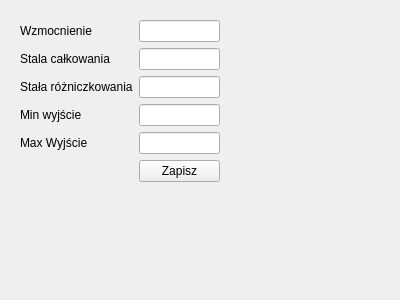
First picture: the form in pidwidget.ui, repository dffdgdd5/Projekt-PK_Sem3-4-QT, before the edit.
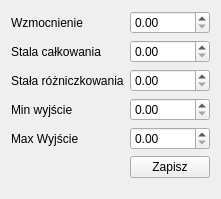
Second picture: the form after the edit.

Patch:
```diff
--- a/pidwidget.ui
+++ b/pidwidget.ui
@@ -6,22 +6,15 @@
    <rect>
     <x>0</x>
     <y>0</y>
-    <width>400</width>
-    <height>300</height>
+    <width>215</width>
+    <height>199</height>
    </rect>
   </property>
   <property name="windowTitle">
    <string>form</string>
   </property>
-  <widget class="QWidget" name="">
-   <property name="geometry">
-    <rect>
-     <x>20</x>
-     <y>20</y>
-     <width>200</width>
-     <height>176</height>
-    </rect>
-   </property>
+  <layout class="QHBoxLayout" name="horizontalLayout">
+   <item>
    <layout class="QFormLayout" name="formLayout">
     <item row="0" column="0">
      <widget class="QLabel" name="label">
@@ -31,7 +24,7 @@
      </widget>
     </item>
     <item row="0" column="1">
-     <widget class="QLineEdit" name="wzmocnienie"/>
+      <widget class="QDoubleSpinBox" name="wzmocnienie"/>
     </item>
     <item row="1" column="0">
      <widget class="QLabel" name="label_2">
@@ -41,7 +34,7 @@
      </widget>
     </item>
     <item row="1" column="1">
-     <widget class="QLineEdit" name="stalaCalkowania"/>
+      <widget class="QDoubleSpinBox" name="stalaCalkowania"/>
     </item>
     <item row="2" column="0">
      <widget class="QLabel" name="label_3">
@@ -51,7 +44,7 @@
      </widget>
     </item>
     <item row="2" column="1">
-     <widget class="QLineEdit" name="stalaRozniczkowania"/>
+      <widget class="QDoubleSpinBox" name="stalaRozniczkowania"/>
     </item>
     <item row="3" column="0">
      <widget class="QLabel" name="label_4">
@@ -61,7 +54,7 @@
      </widget>
     </item>
     <item row="3" column="1">
-     <widget class="QLineEdit" name="minWyjscie"/>
+      <widget class="QDoubleSpinBox" name="minWyjscie"/>
     </item>
     <item row="4" column="0">
      <widget class="QLabel" name="label_5">
@@ -71,7 +64,7 @@
      </widget>
     </item>
     <item row="4" column="1">
-     <widget class="QLineEdit" name="maxWyjscie"/>
+      <widget class="QDoubleSpinBox" name="maxWyjscie"/>
     </item>
     <item row="5" column="1">
      <widget class="QPushButton" name="Zapisz">
@@ -81,7 +74,8 @@
      </widget>
     </item>
    </layout>
-  </widget>
+   </item>
+  </layout>
  </widget>
  <resources/>
  <connections/>
```
Lines whose indentation alone changed are shown as unchanged.
